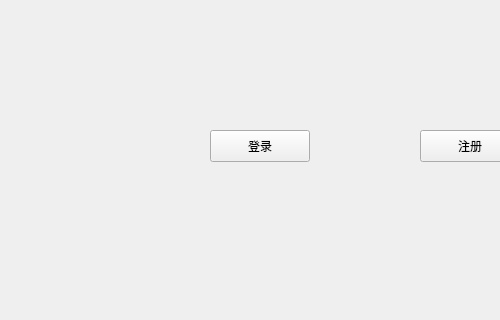
ah-kevin/qt_clion, file mainWindow.ui: the form before one commit; both pictures show x 0 to 500 and y 0 to 320 of the 800 by 600 pixel window.
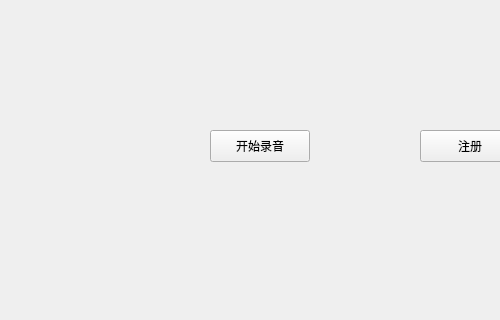
The form after the commit.

```diff
--- a/mainWindow.ui
+++ b/mainWindow.ui
@@ -24,7 +24,7 @@
      </rect>
     </property>
     <property name="text">
-     <string>登录</string>
+     <string>开始录音</string>
     </property>
    </widget>
    <widget class="QPushButton" name="registerButton">
```
Left out of the diff: 2 changed lines with no effect on the pictures.
